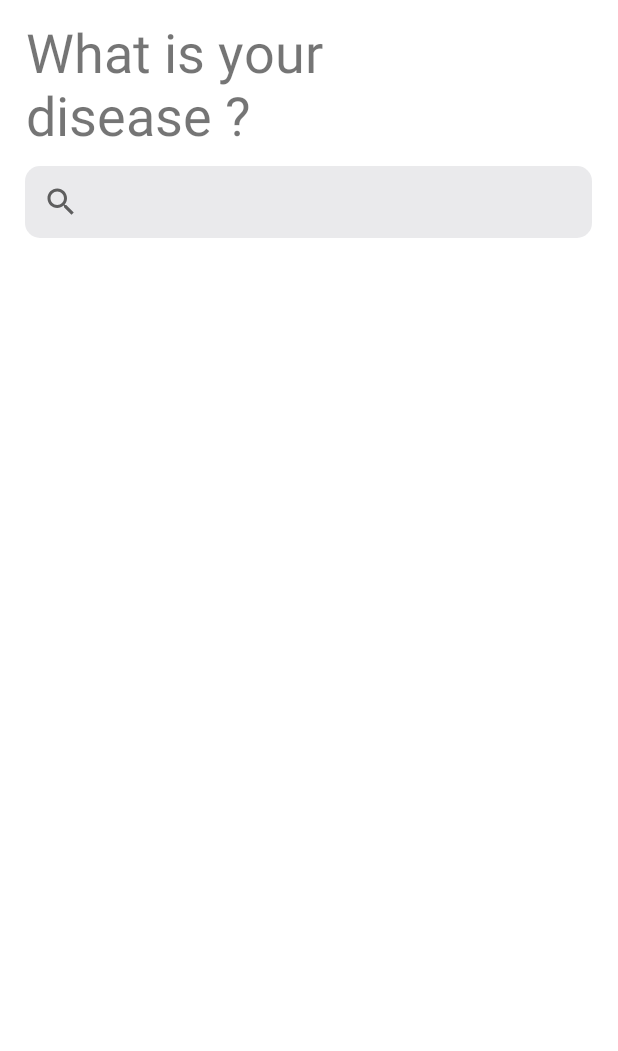
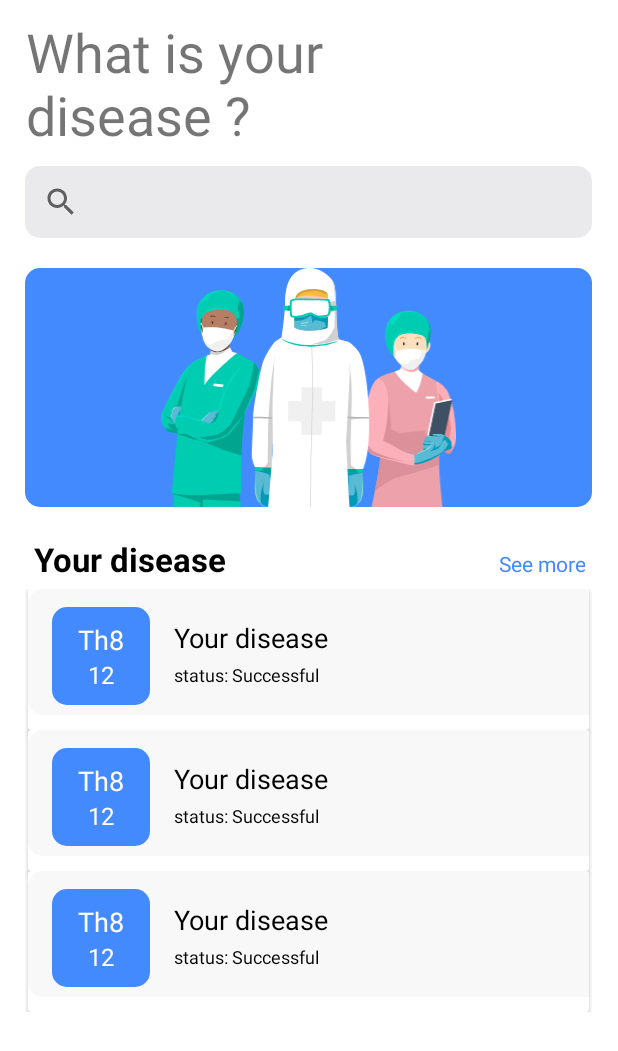
Before and after one commit to unrickq/Disease_prediction, an Android app: the layout fragment_home.xml on its own in the app's theme, with its tools: preview values and no code run, on a phone screen of 412 x 824 dp. Shown: the top 1051 px of the screen. Run offline under Robolectric (Android 15) with nearby library versions, the phone set to English and light mode, and no system bars.

Commit message:
Add component to fragment_home.xml

```diff
--- a/app/src/main/java/com/example/diseaseprediction/ui/home/HomeFragment.java
+++ b/app/src/main/java/com/example/diseaseprediction/ui/home/HomeFragment.java
@@ -21,11 +21,12 @@ public class HomeFragment extends Fragment {
 
     public View onCreateView(@NonNull LayoutInflater inflater,
                              ViewGroup container, Bundle savedInstanceState) {
+
         homeViewModel =
                 new ViewModelProvider(this).get(HomeViewModel.class);
         View root = inflater.inflate(R.layout.fragment_home, container, false);
 
-
+        container.removeAllViews();
         //set toolbar
         ((MainActivity) getActivity()).setActionBarTitle("");
         ((MainActivity) getActivity()).setIconToolbar();
--- /dev/null
+++ b/app/src/main/res/drawable/commercial_background.xml
@@ -0,0 +1,9 @@
+<?xml version="1.0" encoding="utf-8"?>
+<shape xmlns:android="http://schemas.android.com/apk/res/android">
+    <solid android:color="@color/theme_1_P"/>
+    <corners android:radius="10dp"/>
+    <padding android:left="0dp"
+        android:bottom="0dp"
+        android:right="0dp"
+        android:top="0dp"/>
+</shape>
--- /dev/null
+++ b/app/src/main/res/drawable/list_custom.xml
@@ -0,0 +1,9 @@
+<?xml version="1.0" encoding="utf-8"?>
+<shape xmlns:android="http://schemas.android.com/apk/res/android">
+    <solid android:color="@color/background_B2_lightMode"/>
+    <corners android:radius="10dp"/>
+    <padding android:left="0dp"
+        android:bottom="0dp"
+        android:right="0dp"
+        android:top="0dp"/>
+</shape>
--- a/app/src/main/res/layout/fragment_home.xml
+++ b/app/src/main/res/layout/fragment_home.xml
@@ -23,4 +23,51 @@
         android:layout_gravity="center"
         android:layout_marginTop="10dp"
         android:background="@drawable/searchview_custom" />
+
+    <ImageView
+        android:id="@+id/imageView2"
+        android:layout_width="378dp"
+        android:layout_height="159dp"
+        android:layout_marginTop="20dp"
+        android:layout_gravity="center"
+        android:background="@drawable/commercial_background"
+        android:src="@drawable/ic_doctor" />
+
+    <LinearLayout
+        android:layout_width="match_parent"
+        android:layout_height="wrap_content"
+        android:orientation="horizontal"
+        android:layout_marginTop="10dp">
+
+        <TextView
+            android:id="@+id/prediction_title"
+            android:textColor="@color/text_T1_lightMode"
+            android:layout_width="228dp"
+            android:layout_height="wrap_content"
+            android:layout_marginStart="17dp"
+            android:layout_marginLeft="17dp"
+            android:layout_marginTop="10dp"
+            android:text=" Your disease "
+            android:textStyle="bold"
+            android:textSize="22dp" />
+
+        <TextView
+            android:id="@+id/prediction_see_more"
+            android:layout_width="127dp"
+            android:layout_height="wrap_content"
+            android:layout_marginStart="17dp"
+            android:layout_marginLeft="17dp"
+            android:layout_marginTop="10dp"
+            android:gravity="right"
+            android:text="See more"
+            android:textColor="@color/theme_1_P"
+            android:textSize="14dp" />
+    </LinearLayout>
+
+    <androidx.recyclerview.widget.RecyclerView
+        android:layout_width="378dp"
+        android:layout_height="wrap_content"
+        android:layout_gravity="center"
+        android:layout_marginTop="5dp"
+        tools:listitem="@layout/prediction_item" />
 </LinearLayout>
--- /dev/null
+++ b/app/src/main/res/layout/prediction_item.xml
@@ -0,0 +1,78 @@
+<?xml version="1.0" encoding="utf-8"?>
+<androidx.cardview.widget.CardView xmlns:android="http://schemas.android.com/apk/res/android"
+    xmlns:app="http://schemas.android.com/apk/res-auto"
+    xmlns:tools="http://schemas.android.com/tools"
+    android:layout_width="match_parent"
+    android:layout_height="wrap_content"
+    android:layout_marginStart="2dp"
+    android:layout_marginEnd="2dp">
+
+    <androidx.constraintlayout.widget.ConstraintLayout
+        android:layout_width="410dp"
+        android:layout_height="84dp"
+        android:background="@drawable/list_custom"
+        android:layout_marginBottom="10dp">
+
+        <LinearLayout
+            android:id="@+id/linearLayout"
+            android:layout_width="65dp"
+            android:layout_height="65dp"
+            android:layout_marginStart="16dp"
+            android:layout_marginLeft="16dp"
+            android:layout_marginTop="12dp"
+            android:background="@drawable/commercial_background"
+            android:gravity="center"
+            android:orientation="vertical"
+            app:layout_constraintStart_toStartOf="parent"
+            app:layout_constraintTop_toTopOf="parent">
+
+            <TextView
+                android:id="@+id/month"
+                android:layout_width="match_parent"
+                android:layout_height="wrap_content"
+                android:gravity="center"
+                android:text="Th8"
+                android:textColor="@color/text_T1_darkMode"
+                android:textSize="18dp" />
+
+            <TextView
+                android:id="@+id/day"
+                android:layout_width="match_parent"
+                android:layout_height="wrap_content"
+                android:gravity="center"
+                android:text="12"
+                android:textColor="@color/text_T1_darkMode"
+                android:textSize="16dp" />
+
+
+        </LinearLayout>
+
+        <TextView
+            android:id="@+id/product_name"
+            android:layout_width="0dp"
+            android:layout_height="wrap_content"
+            android:layout_marginStart="16dp"
+            android:layout_marginLeft="16dp"
+            android:layout_marginTop="20dp"
+            android:text="Your disease"
+            android:textColor="@color/text_T1_lightMode"
+            android:textSize="18dp"
+            app:layout_constraintStart_toEndOf="@+id/linearLayout"
+            app:layout_constraintTop_toTopOf="parent" />
+
+        <TextView
+            android:id="@+id/product_rating"
+            android:layout_width="wrap_content"
+            android:layout_height="wrap_content"
+            android:layout_marginStart="16dp"
+            android:layout_marginLeft="16dp"
+            android:layout_marginTop="4dp"
+            android:text="status: Successful "
+            android:textColor="@color/text_T1_lightMode"
+            android:textSize="12dp"
+            app:layout_constraintStart_toEndOf="@+id/linearLayout"
+            app:layout_constraintTop_toBottomOf="@+id/product_name" />
+
+
+    </androidx.constraintlayout.widget.ConstraintLayout>
+</androidx.cardview.widget.CardView>
```
Also changed, not shown: app/src/main/java/com/example/diseaseprediction/adapter/PredictionAdapter.java (added, +41 -0 lines), app/src/main/res/layout/nav_header_main.xml (+29 -16 lines).
